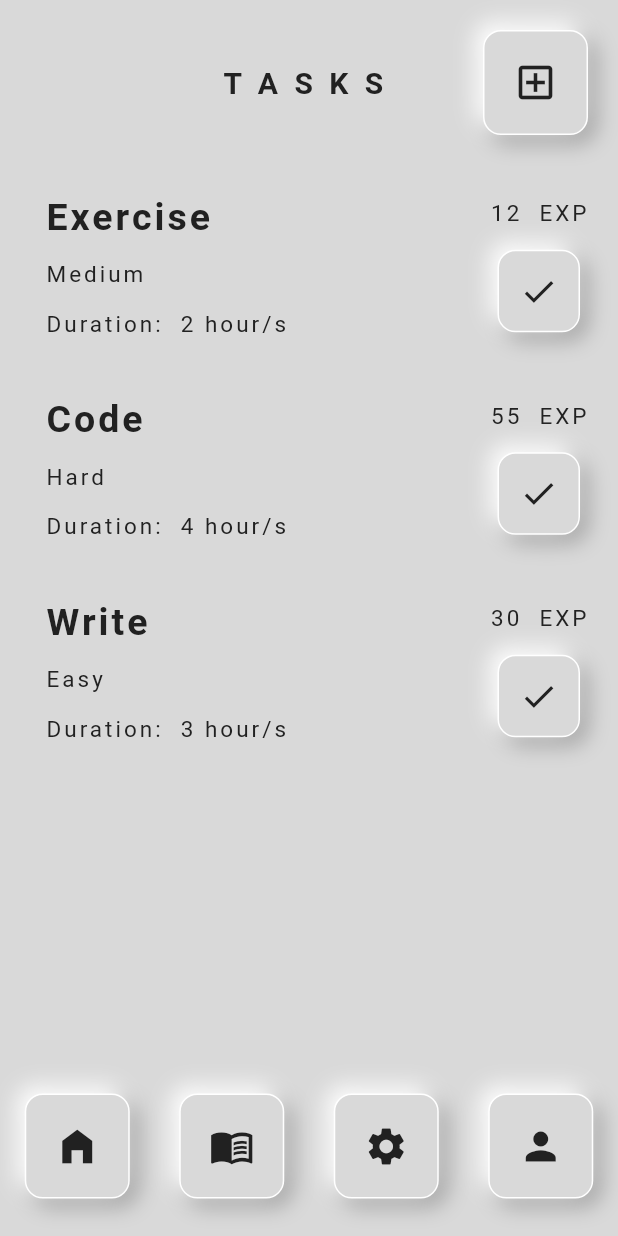
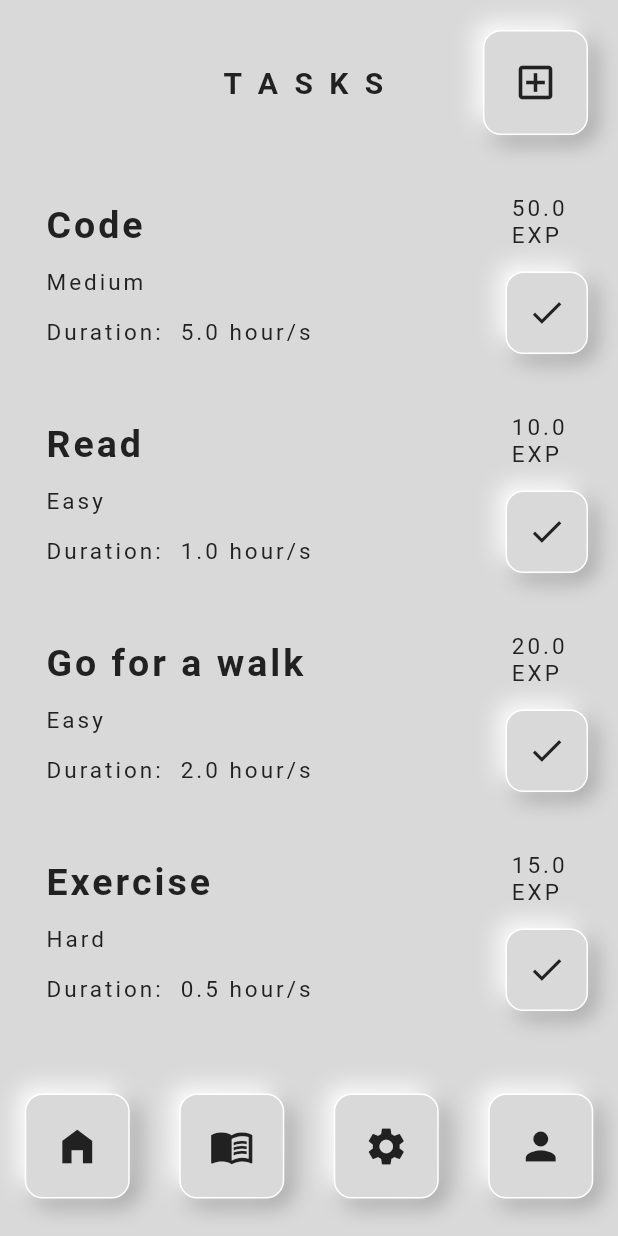
Before and after one commit to Ilejk/game_it_out, a Flutter app: the screen it shows once a user with an empty profile is signed in, swiped to page 2, on a phone screen of 412 x 824 dp. Run offline on Flutter 3.47's test engine with Material 2 defaults, Android fonts, the phone set to English and light mode, and no system bars; our stand-ins replace dropdown_button2, firebase_auth, firebase_core, google_sign_in, percent_indicator; accounts and stored records are empty; network calls fail.

Commit message:
working adding tasks !

```diff
--- a/lib/constants/base_values.dart
+++ b/lib/constants/base_values.dart
@@ -1,5 +1,3 @@
-import 'package:flutter/material.dart';
-
 class BaseValues {
   static const kBaseExpValue = 0.0;
   static const kEasyDifficultyValue = 1.0;
--- a/lib/main.dart
+++ b/lib/main.dart
@@ -1,6 +1,8 @@
 import 'package:flutter/material.dart';
 import 'package:login_logout_simple_ui/pages/auth_page.dart';
 import 'package:firebase_core/firebase_core.dart';
+import 'package:login_logout_simple_ui/providers/task_provider.dart';
+import 'package:provider/provider.dart';
 import 'firebase_options.dart';
 
 void main() async {
@@ -14,9 +16,16 @@ class MyApp extends StatelessWidget {
 
   @override
   Widget build(BuildContext context) {
-    return const MaterialApp(
-      debugShowCheckedModeBanner: false,
-      home: AuthPage(),
+    return MultiProvider(
+      providers: [
+        ChangeNotifierProvider.value(
+          value: TaskProvider(),
+        )
+      ],
+      child: const MaterialApp(
+        debugShowCheckedModeBanner: false,
+        home: AuthPage(),
+      ),
     );
   }
 }
--- a/lib/pages/task_page.dart
+++ b/lib/pages/task_page.dart
@@ -4,7 +4,9 @@ import 'package:login_logout_simple_ui/constants/padding_constants.dart';
 import 'package:login_logout_simple_ui/constants/sizes_constants.dart';
 import 'package:login_logout_simple_ui/constants/string_constants.dart';
 import 'package:login_logout_simple_ui/pages/create_a_new_task_page.dart';
+import 'package:login_logout_simple_ui/providers/task_provider.dart';
 import 'package:login_logout_simple_ui/widgets/shadow_box_container.dart';
+import 'package:provider/provider.dart';
 import '../constants/textstyle_constants.dart';
 import '../widgets/task_widget.dart';
 
@@ -16,12 +18,6 @@ class TaskPage extends StatefulWidget {
 }
 
 class _TaskPageState extends State<TaskPage> {
-  List taskList = [
-    ['Exercise', 'Medium', 2, 12],
-    ['Code', 'Hard', 4, 55],
-    ['Write', 'Easy', 3, 30],
-  ];
-
   @override
   Widget build(BuildContext context) {
     return Column(
@@ -52,7 +48,7 @@ class _TaskPageState extends State<TaskPage> {
                       Navigator.of(context).push(
                         MaterialPageRoute(
                           builder: (BuildContext cotext) =>
-                              const CreateANewTaskPage(),
+                              CreateANewTaskPage(),
                         ),
                       );
                     },
@@ -63,28 +59,28 @@ class _TaskPageState extends State<TaskPage> {
             ],
           ),
         ),
-        Expanded(
+        Consumer<TaskProvider>(
+          builder: (context, taskData, _) => Expanded(
             child: ListView.builder(
               itemBuilder: (context, index) {
                 return TaskWidget(
-                taskName: taskList[index][0],
-                difficulty: taskList[index][1],
-                taskLenght: taskList[index][2],
+                  taskName: taskData.items[index].title,
+                  difficulty: taskData.items[index].difficulty,
+                  taskLenght: taskData.items[index].duration,
+                  expGained: taskData.items[index].exp,
                   onTap: () {
                     //TODO: add exp value to progrss bar
                   },
-                expGained: taskList[index][3],
                 );
               },
-            itemCount: taskList.length,
+              itemCount: taskData.items.length,
+            ),
           ),
         ),
 
-        //TODO: SCROLLABLE LIST OF TASKS
         //TODO: LIKE 10 TASKS HARDCODED
         //TODO: A TASK SHOULD HAVE AN OPTION TO BE DELETED ON SLIDE TO THE LEFT
         //TODO: OR MARKED AS DONE AND THAT SHOULD ADD APPRIOPRIATE VALUE TO THE PROGRESS BAR
-        //TODO: AT THE TOP THERE SHOULD BE A PLUS ICON ALLOWING TO ADD A NEW TASK => CREATE A NEW TAST PAGE
       ],
     );
   }
--- /dev/null
+++ b/lib/providers/task.dart
@@ -0,0 +1,15 @@
+import 'package:flutter/material.dart';
+
+class Task with ChangeNotifier {
+  final String title;
+  final String difficulty;
+  final double duration;
+  final double exp;
+
+  Task({
+    required this.title,
+    required this.difficulty,
+    required this.duration,
+    required this.exp,
+  });
+}
--- /dev/null
+++ b/lib/providers/task_provider.dart
@@ -0,0 +1,46 @@
+import 'package:flutter/material.dart';
+import 'package:login_logout_simple_ui/providers/task.dart';
+
+class TaskProvider with ChangeNotifier {
+  final List<Task> _items = [
+    Task(
+      title: 'Code',
+      difficulty: 'Medium',
+      duration: 5.0,
+      exp: 50.0,
+    ),
+    Task(
+      title: 'Read',
+      difficulty: 'Easy',
+      duration: 1.0,
+      exp: 10.0,
+    ),
+    Task(
+      title: 'Go for a walk',
+      difficulty: 'Easy',
+      duration: 2.0,
+      exp: 20.0,
+    ),
+    Task(
+      title: 'Exercise',
+      difficulty: 'Hard',
+      duration: 0.5,
+      exp: 15.0,
+    ),
+  ];
+
+  List<Task> get items {
+    return [..._items];
+  }
+
+  void addTask(Task task) {
+    final newTask = Task(
+      title: task.title,
+      difficulty: task.difficulty,
+      duration: task.duration,
+      exp: task.exp,
+    );
+    _items.add(newTask);
+    notifyListeners();
+  }
+}
--- a/lib/widgets/task_widget.dart
+++ b/lib/widgets/task_widget.dart
@@ -9,9 +9,9 @@ import '../constants/textstyle_constants.dart';
 class TaskWidget extends StatelessWidget {
   final String taskName;
   final String difficulty;
-  final int taskLenght;
+  final double taskLenght;
   final Function()? onTap;
-  final int expGained;
+  final double expGained;
 
   const TaskWidget({
     super.key,
@@ -36,21 +36,18 @@ class TaskWidget extends StatelessWidget {
               children: [
                 Text(
                   taskName,
-                  //TODO: make it changeable so it changes when with accordance what the user chooses
                   textAlign: TextAlign.left,
                   style: TextStyleConstants.kTaskTitleTextStyle,
                 ),
                 SizesConstants.kSizedBox15height,
                 Text(
                   difficulty,
-                  //TODO: make it changeable so it changes when with accordance what the user chooses
                   textAlign: TextAlign.left,
                   style: TextStyleConstants.kTaskSubTitleTextStyle,
                 ),
                 SizesConstants.kSizedBox15height,
                 Text(
                   '${StringConstants.kDuration}  $taskLenght ${StringConstants.kHours}',
-                  //TODO: make it changeable so it changes when with accordance what the user chooses
                   textAlign: TextAlign.left,
                   style: TextStyleConstants.kTaskSubTitleTextStyle,
                 ),
@@ -62,8 +59,7 @@ class TaskWidget extends StatelessWidget {
             child: Column(
               children: [
                 Text(
-                  '$expGained  ${StringConstants.kExp}',
-                  //TODO: make it changeable so it changes when with accordance what the user chooses
+                  '$expGained  \n${StringConstants.kExp}',
                   style: TextStyleConstants.kTaskSubTitleTextStyle,
                 ),
                 SizesConstants.kSizedBox15height,
--- a/pubspec.yaml
+++ b/pubspec.yaml
@@ -24,6 +24,7 @@ dependencies:
   google_sign_in: ^5.4.2
   percent_indicator: ^4.2.2
   dropdown_button2: ^1.9.2
+  provider: ^6.0.5
 
 dev_dependencies:
   flutter_test:
```
Also changed, not shown: lib/constants/list_constants.dart (+60 -0 lines), lib/pages/create_a_new_task_page.dart (+47 -23 lines), pubspec.lock. Lines whose indentation alone changed are shown as unchanged.
